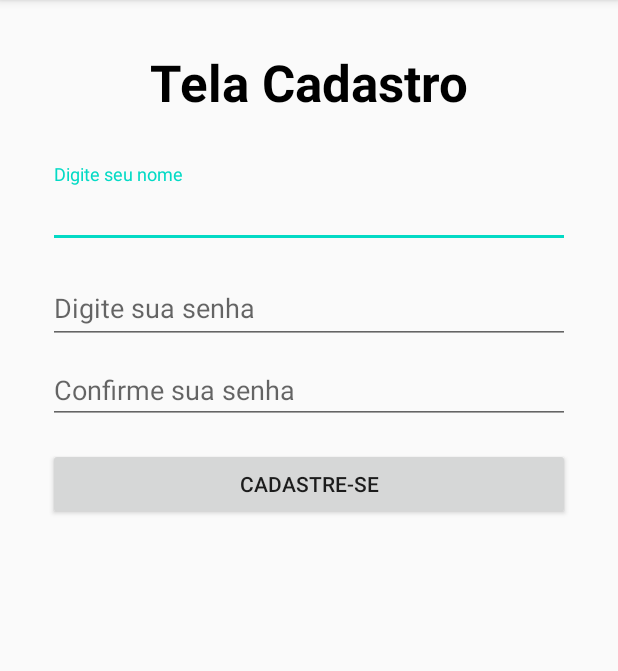
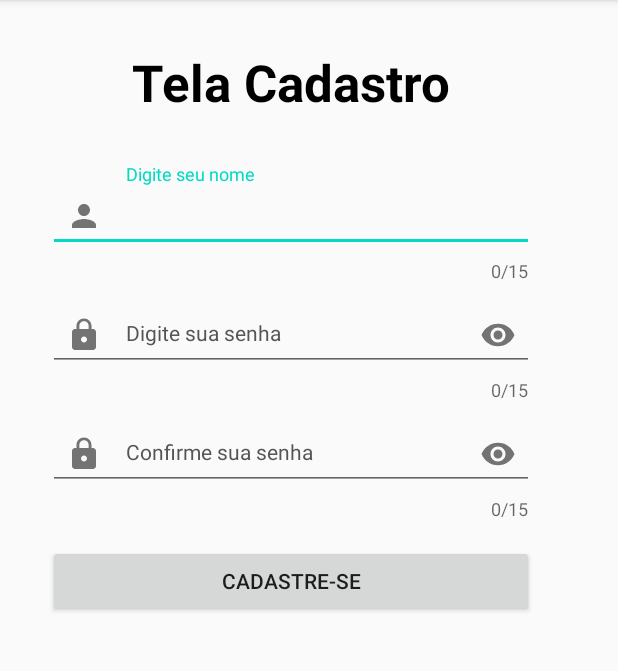
Before and after one commit to AndrewMarques2018/AppLiviaVercosaEstetica, an Android app: the Cadastro screen opened directly, with no data from a screen before it, on a phone screen of 412 x 824 dp, the part 84-755 px from its top. Run offline under Robolectric (Android 15) with nearby library versions, the phone set to English and light mode, and no system bars.

Commit message:
Update FrontEnd
add Drawables Lock, Error, Person
controle de dados de cadastro

```diff
--- a/app/src/main/java/com/andrewmarques/android/appliviavercosaestetica/Cadastro.java
+++ b/app/src/main/java/com/andrewmarques/android/appliviavercosaestetica/Cadastro.java
@@ -1,17 +1,64 @@
 package com.andrewmarques.android.appliviavercosaestetica;
 
 import androidx.appcompat.app.AppCompatActivity;
+import androidx.appcompat.content.res.AppCompatResources;
 
 import android.content.Intent;
+import android.icu.text.Normalizer2;
 import android.os.Bundle;
+import android.text.Editable;
+import android.text.TextWatcher;
+import android.util.Log;
 import android.view.View;
 import android.widget.TextView;
 
+import com.google.android.material.textfield.TextInputLayout;
+
 public class Cadastro extends AppCompatActivity {
+
+    private TextInputLayout txt_nome;
+    private TextInputLayout txt_senha;
+    private TextInputLayout txt_confirmaSenha;
+    private TextView txt_email;
 
     @Override
     protected void onCreate(Bundle savedInstanceState) {
         super.onCreate(savedInstanceState);
         setContentView(R.layout.activity_cadastro);
+
+        txt_nome = findViewById(R.id.txt_nome_cadastro);
+        txt_senha = findViewById(R.id.txt_senha_cadastro);
+        txt_confirmaSenha = findViewById(R.id.txt_confirmaSenha_cadastro);
+        txt_email = findViewById(R.id.txt_email_cadastro);
+
+        txt_nome.getEditText().addTextChangedListener(new TextWatcher() {
+            @Override
+            public void beforeTextChanged(CharSequence s, int start, int count, int after) {
+
+            }
+
+            @Override
+            public void onTextChanged(CharSequence s, int start, int before, int count) {
+
+                if(s.toString().equalsIgnoreCase("Andrew")){
+                    txt_nome.setError("Usuário já existe!");
+                }else {
+                    txt_nome.setError(null);
+                }
+
+                if(s.length() >= 15){
+                    txt_nome.setHelperText("Tamanho max excedido");
+                }else {
+                    txt_nome.setHelperText("");
+                }
+
+                txt_email.setText("Seu Login Será: " + s + "@estetica.com");
+            }
+
+            @Override
+            public void afterTextChanged(Editable s) {
+
+            }
+        });
     }
 }
--- /dev/null
+++ b/app/src/main/res/drawable/ic_baseline_error_outline_24.xml
@@ -0,0 +1,5 @@
+<vector android:height="24dp" android:tint="#555555"
+    android:viewportHeight="24" android:viewportWidth="24"
+    android:width="24dp" xmlns:android="http://schemas.android.com/apk/res/android">
+    <path android:fillColor="@android:color/white" android:pathData="M11,15h2v2h-2zM11,7h2v6h-2zM11.99,2C6.47,2 2,6.48 2,12s4.47,10 9.99,10C17.52,22 22,17.52 22,12S17.52,2 11.99,2zM12,20c-4.42,0 -8,-3.58 -8,-8s3.58,-8 8,-8 8,3.58 8,8 -3.58,8 -8,8z"/>
+</vector>
--- /dev/null
+++ b/app/src/main/res/drawable/ic_baseline_lock_24.xml
@@ -0,0 +1,5 @@
+<vector android:height="24dp" android:tint="#555555"
+    android:viewportHeight="24" android:viewportWidth="24"
+    android:width="24dp" xmlns:android="http://schemas.android.com/apk/res/android">
+    <path android:fillColor="@android:color/white" android:pathData="M18,8h-1L17,6c0,-2.76 -2.24,-5 -5,-5S7,3.24 7,6v2L6,8c-1.1,0 -2,0.9 -2,2v10c0,1.1 0.9,2 2,2h12c1.1,0 2,-0.9 2,-2L20,10c0,-1.1 -0.9,-2 -2,-2zM12,17c-1.1,0 -2,-0.9 -2,-2s0.9,-2 2,-2 2,0.9 2,2 -0.9,2 -2,2zM15.1,8L8.9,8L8.9,6c0,-1.71 1.39,-3.1 3.1,-3.1 1.71,0 3.1,1.39 3.1,3.1v2z"/>
+</vector>
--- /dev/null
+++ b/app/src/main/res/drawable/ic_person_cinza.xml
@@ -0,0 +1,5 @@
+<vector android:height="24dp" android:tint="#555555"
+    android:viewportHeight="24" android:viewportWidth="24"
+    android:width="24dp" xmlns:android="http://schemas.android.com/apk/res/android">
+    <path android:fillColor="@android:color/white" android:pathData="M12,12c2.21,0 4,-1.79 4,-4s-1.79,-4 -4,-4 -4,1.79 -4,4 1.79,4 4,4zM12,14c-2.67,0 -8,1.34 -8,4v2h16v-2c0,-2.66 -5.33,-4 -8,-4z"/>
+</vector>
--- a/app/src/main/res/layout/activity_cadastro.xml
+++ b/app/src/main/res/layout/activity_cadastro.xml
@@ -4,20 +4,8 @@
     xmlns:tools="http://schemas.android.com/tools"
     android:layout_width="match_parent"
     android:layout_height="match_parent"
+    android:paddingEnd="24dp"
     tools:context=".Cadastro">
-
-    <com.google.android.material.textfield.TextInputLayout
-        android:layout_width="0dp"
-        android:layout_height="wrap_content"
-        android:layout_marginStart="32dp"
-        android:layout_marginTop="8dp"
-        android:layout_marginEnd="32dp"
-        android:hint="Digite sua senha"
-        app:layout_constraintEnd_toEndOf="parent"
-        app:layout_constraintStart_toStartOf="parent"
-        app:layout_constraintTop_toBottomOf="@+id/textInputLayout3">
-
-    </com.google.android.material.textfield.TextInputLayout>
 
     <TextView
         android:id="@+id/textView6"
@@ -35,50 +23,84 @@
         app:layout_constraintTop_toTopOf="parent" />
 
     <com.google.android.material.textfield.TextInputLayout
-        android:id="@+id/textInputLayout3"
+        android:id="@+id/txt_nome_cadastro"
         android:layout_width="0dp"
         android:layout_height="wrap_content"
         android:layout_marginStart="32dp"
         android:layout_marginTop="32dp"
         android:layout_marginEnd="32dp"
+        android:hint="Digite seu nome"
+        app:errorIconDrawable="@drawable/ic_baseline_error_outline_24"
+        app:errorEnabled="true"
+        app:counterEnabled="true"
+        app:counterMaxLength="15"
+        android:textColorHint="#555555"
+        app:endIconMode="clear_text"
+        app:errorTextColor="@android:color/holo_red_light"
+        app:helperTextTextColor="#555555"
+        app:startIconDrawable="@drawable/ic_person_cinza"
         app:layout_constraintEnd_toEndOf="parent"
         app:layout_constraintStart_toStartOf="parent"
-        app:layout_constraintTop_toBottomOf="@+id/textView6">
+        app:layout_constraintTop_toBottomOf="@+id/textView6"
+        >
 
         <com.google.android.material.textfield.TextInputEditText
             android:layout_width="match_parent"
             android:layout_height="wrap_content"
-            android:hint="Digite seu nome" />
+            android:maxLength="15"
+            android:textSize="14sp" />
     </com.google.android.material.textfield.TextInputLayout>
 
     <com.google.android.material.textfield.TextInputLayout
-        android:id="@+id/textInputLayout4"
+        android:id="@+id/txt_senha_cadastro"
         android:layout_width="0dp"
         android:layout_height="wrap_content"
         android:layout_marginStart="32dp"
-        android:layout_marginTop="8dp"
         android:layout_marginEnd="32dp"
+        android:hint="Digite sua senha"
+        app:startIconDrawable="@drawable/ic_baseline_lock_24"
+        app:endIconMode="password_toggle"
+        android:textColorHint="#555555"
+        app:counterEnabled="true"
+        app:counterMaxLength="15"
+        app:helperTextEnabled="false"
         app:layout_constraintEnd_toEndOf="parent"
         app:layout_constraintStart_toStartOf="parent"
-        app:layout_constraintTop_toBottomOf="@+id/textInputLayout3">
+        app:layout_constraintTop_toBottomOf="@+id/txt_nome_cadastro">
 
         <com.google.android.material.textfield.TextInputEditText
             android:layout_width="match_parent"
             android:layout_height="wrap_content"
-            android:hint="Digite sua senha" />
+            android:textSize="14sp"
+            android:maxLength="15"
+            android:inputType="textPassword"
+            />
     </com.google.android.material.textfield.TextInputLayout>
 
-    <com.google.android.material.textfield.TextInputEditText
-        android:id="@+id/textInputEditText"
-        android:layout_width="match_parent"
+    <com.google.android.material.textfield.TextInputLayout
+        android:id="@+id/txt_confirmaSenha_cadastro"
+        android:layout_width="0dp"
         android:layout_height="wrap_content"
         android:layout_marginStart="32dp"
-        android:layout_marginTop="8dp"
         android:layout_marginEnd="32dp"
         android:hint="Confirme sua senha"
+        app:startIconDrawable="@drawable/ic_baseline_lock_24"
+        app:endIconMode="password_toggle"
+        android:textColorHint="#555555"
+        app:counterEnabled="true"
+        app:counterMaxLength="15"
         app:layout_constraintEnd_toEndOf="parent"
         app:layout_constraintStart_toStartOf="parent"
-        app:layout_constraintTop_toBottomOf="@+id/textInputLayout4" />
+        app:layout_constraintTop_toBottomOf="@+id/txt_senha_cadastro">
+
+        <com.google.android.material.textfield.TextInputEditText
+            android:layout_width="match_parent"
+            android:layout_height="wrap_content"
+            android:textSize="14sp"
+            android:maxLength="15"
+            android:inputType="textPassword"
+            />
+    </com.google.android.material.textfield.TextInputLayout>
 
     <Button
         android:id="@+id/button2"
@@ -90,5 +112,20 @@
         android:text="Cadastre-se"
         app:layout_constraintEnd_toEndOf="parent"
         app:layout_constraintStart_toStartOf="parent"
-        app:layout_constraintTop_toBottomOf="@+id/textInputEditText" />
+        app:layout_constraintTop_toBottomOf="@+id/txt_confirmaSenha_cadastro" />
+
+    <TextView
+        android:id="@+id/txt_email_cadastro"
+        android:layout_width="0dp"
+        android:layout_height="wrap_content"
+        android:layout_marginStart="32dp"
+        android:layout_marginTop="16dp"
+        android:layout_marginEnd="32dp"
+        android:textAlignment="center"
+        android:textColor="#F44336"
+        android:textStyle="bold"
+        app:layout_constraintEnd_toEndOf="parent"
+        app:layout_constraintStart_toStartOf="parent"
+        app:layout_constraintTop_toBottomOf="@+id/button2" />
+
 </androidx.constraintlayout.widget.ConstraintLayout>
```
Also changed, not shown: app/src/main/java/com/andrewmarques/android/appliviavercosaestetica/MainActivity.java (+0 -24 lines), app/src/main/res/layout/activity_login.xml (+30 -20 lines).
